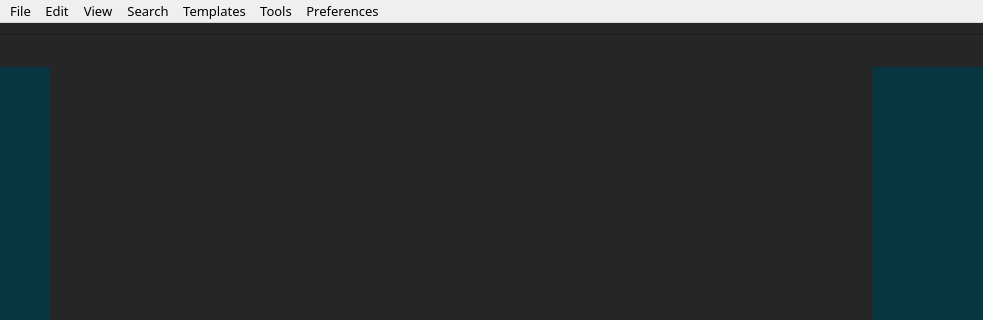
First picture: the form in codeeditor.ui, repository FUMRobotics/FUMDelta, before the edit; both pictures show x 0 to 983 and y 0 to 320 of the 983 by 569 pixel window.
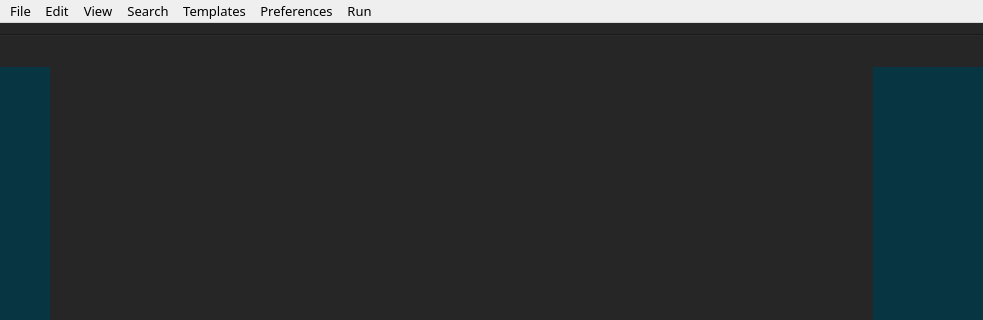
Second picture: the form after the edit.

```diff
--- a/codeeditor.ui
+++ b/codeeditor.ui
@@ -608,14 +608,6 @@
     <addaction name="actionFind_Next"/>
     <addaction name="actionFind_Previous"/>
    </widget>
-   <widget class="QMenu" name="menuTools">
-    <property name="title">
-     <string>Tools</string>
-    </property>
-    <addaction name="actionAscii"/>
-    <addaction name="actionHex"/>
-    <addaction name="actionStrings"/>
-   </widget>
    <widget class="QMenu" name="menuView">
     <property name="title">
      <string>View</string>
@@ -673,13 +665,19 @@
     <addaction name="menuTab_Width"/>
     <addaction name="menuTheme"/>
    </widget>
+   <widget class="QMenu" name="menuRun">
+    <property name="title">
+     <string>Run</string>
+    </property>
+    <addaction name="actionRun"/>
+   </widget>
    <addaction name="menuFile"/>
    <addaction name="menuEdit"/>
    <addaction name="menuView"/>
    <addaction name="menuSearch"/>
    <addaction name="menuTemplates"/>
-   <addaction name="menuTools"/>
    <addaction name="menuPreferences"/>
+   <addaction name="menuRun"/>
   </widget>
   <action name="actionOpen">
    <property name="checkable">
```
Left out of the diff: 19 changed lines with no effect on the pictures.
